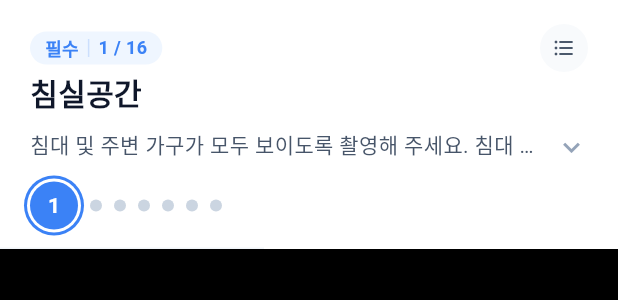
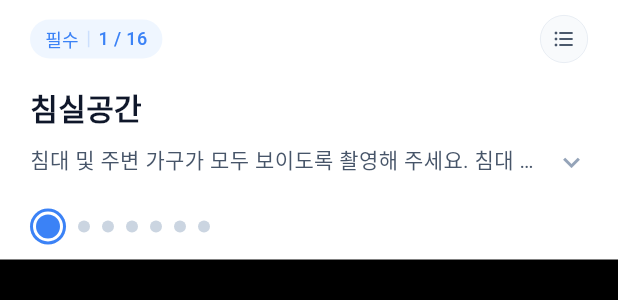
Before and after one commit to grey-dotcom/local_grey, a Flutter app: the GuideCard widget shown alone on an empty page, opened directly with empty values, on a phone screen of 412 x 824 dp. Shown: the top 300 px of the screen. Run offline on Flutter 3.47's test engine with Material 3 defaults, Android fonts, the phone set to English and light mode, and no system bars; our stand-ins replace web; missing offline and left inert: dart:js_interop, dart:ui_web; Roboto replaces fonts that are missing (Spoqa Han Sans Neo).

Commit message:
[prototype_cam] 시안 A 반영 - 가이드카드 레이아웃 수정
배포 일시: 2026-03-16 15:46:08

브랜치: develop

모듈: app/flutter/prototype_cam

```diff
--- a/app/flutter/prototype_cam/lib/widgets/guide_card.dart
+++ b/app/flutter/prototype_cam/lib/widgets/guide_card.dart
@@ -5,14 +5,31 @@ import '../utils/app_theme.dart';
 
 const _font = 'Spoqa Han Sans Neo';
 
-/// 가이드 카드
+/// 가이드 카드 — 4구역 레이아웃
 /// ┌──────────────────────────────────────────┐
-/// │ [필수|선택  n/N]                  [≡]     │
-/// │ 업무도안 title (1줄 말줄임)               │
-/// │ contents (기본: 40px 고정 / 확장: 전체)  │
+/// │ (1) NavBar (헤더) — capture_screen.dart  │
 /// ├──────────────────────────────────────────┤
-/// │  ◦  [②]  ◦  ◦  ◦   페이지네이션         │
+/// │ (2) [필수|선택  n/N]            [≡]      │  padding top/bottom 10px
+/// ├──────────────────────────────────────────┤  ↕ 20px (10+10)
+/// │ (3) 업무도안 title                        │  padding top 10px (배지→타이틀 5px 내부)
+/// │     contents (기본 1줄 / 확장 전체)       │  padding bottom 10px
+/// ├──────────────────────────────────────────┤  ↕ 20px (10+10)
+/// │ (4) ← 캐러셀 가로 스크롤 영역 →          │  padding top/bottom 10px
+/// │     ✓  ✓  ●  ·  ·  ·  ·                 │
 /// └──────────────────────────────────────────┘
+// [시안 A 반영]
+// - 배지 height 26px 고정
+// - 배지 font weight w500
+// - 캐러셀 현재 도트: Stack으로 파랑원+흰링+파랑링 레이어 명시
+// - 캐러셀 Row crossAxisAlignment: center
+// - 캐러셀 하단 라인 제거
+// - 리스트 버튼 border 0.5px solid #E2E8F0
+// [레이아웃 수정] (2)(3)(4) 상하 패딩 각 10px
+// → 영역 간 마진 = 10(하단) + 10(상단) = 20px
+// [버그 수정 노트] 현재 도트 boxShadow → Stack 방식으로 전환
+// boxShadow spreadRadius는 바깥으로 퍼지는 방식이라
+// 흰 링이 파랑 링을 가리는 레이어 구조를 만들 수 없음.
+// Stack으로 파랑 링(24px) → 흰 링(20px) → 파랑 원(16px) 순으로 명시적 레이어링.
 class GuideCard extends StatelessWidget {
   final VoidCallback onListTap;
   const GuideCard({super.key, required this.onListTap});
@@ -35,9 +52,10 @@ class GuideCard extends StatelessWidget {
             mainAxisSize: MainAxisSize.min,
             crossAxisAlignment: CrossAxisAlignment.start,
             children: [
-              // ── 1행: 배지 + 리스트 버튼 ──
+              // ── (2) 배지 + 리스트 버튼 ──────────────────────
+              // [레이아웃] padding top 10, bottom 10
               Padding(
-                padding: const EdgeInsets.fromLTRB(20, 16, 20, 0),
+                padding: const EdgeInsets.fromLTRB(20, 10, 20, 10),
                 child: Row(
                   children: [
                     _Badge(
@@ -52,11 +70,17 @@ class GuideCard extends StatelessWidget {
                 ),
               ),
 
-              // ── 2행: 타이틀 ──
-              // React: h=25px (20px × 1.25) 고정 — 글자 수에 관계없이 높이 동일
+              // ── (3) 타이틀 + contents ─────────────────────────
+              // [레이아웃] (3) 전체 padding top 10, bottom 10
+              // 내부 배지→타이틀 5px 마진은 title padding-top으로 유지
               Padding(
-                padding: const EdgeInsets.fromLTRB(20, 4, 20, 0),
-                child: SizedBox(
+                padding: const EdgeInsets.fromLTRB(20, 10, 20, 10),
+                child: Column(
+                  mainAxisSize: MainAxisSize.min,
+                  crossAxisAlignment: CrossAxisAlignment.start,
+                  children: [
+                    // (3-a) 타이틀
+                    SizedBox(
                       height: 25,
                       child: Text(
                         item.title,
@@ -73,13 +97,9 @@ class GuideCard extends StatelessWidget {
                         ),
                       ),
                     ),
-              ),
-
-              // ── 3행: contents + 드롭다운 버튼 ──
-              // 기본: 1줄 고정(height:40) → 드롭다운 선택 시 아코디언으로 전체 표시
-              Padding(
-                padding: const EdgeInsets.fromLTRB(20, 8, 20, 0),
-                child: Row(
+                    const SizedBox(height: 8),
+                    // (3-b) contents + 드롭다운
+                    Row(
                       crossAxisAlignment: CrossAxisAlignment.start,
                       children: [
                         Expanded(
@@ -88,7 +108,7 @@ class GuideCard extends StatelessWidget {
                             curve: Curves.easeInOut,
                             alignment: Alignment.topLeft,
                             child: SizedBox(
-                          height: isExpanded ? null : 23,  // 14px × 1.625 = 22.75 ≈ 23
+                              height: isExpanded ? null : 23,
                               child: Text(
                                 item.contents,
                                 key: ValueKey('contents_${item.id}'),
@@ -100,7 +120,7 @@ class GuideCard extends StatelessWidget {
                                   fontFamily: _font,
                                   color: Color(0xFF475569),
                                   fontSize: 14,
-                              height: 1.625,  // line-height: 22.75px (Figma)
+                                  height: 1.625,
                                   leadingDistribution: TextLeadingDistribution.even,
                                 ),
                               ),
@@ -125,15 +145,23 @@ class GuideCard extends StatelessWidget {
                         ),
                       ],
                     ),
+                  ],
+                ),
               ),
 
-              // ── 페이지네이션 ──
+              // ── (4) 캐러셀 — 가로 스크롤 독립 영역 ───────────
+              // [레이아웃] padding top 10, bottom 10
+              // [시안 A] 하단 라인 제거
+              // [정책] SingleChildScrollView로 캐러셀 영역을 분리.
+              // 상위 _SwipeDetector(카메라 영역)는 Expanded 안에 있으므로
+              // 이 영역과 스와이프 충돌 없음.
               Container(
-                padding: const EdgeInsets.fromLTRB(20, 12, 20, 12),
-                decoration: const BoxDecoration(
-                  border: Border(bottom: BorderSide(color: Color(0xFFF1F5F9))),
+                padding: const EdgeInsets.fromLTRB(0, 10, 0, 10),
+                child: SingleChildScrollView(
+                  scrollDirection: Axis.horizontal,
+                  padding: const EdgeInsets.symmetric(horizontal: 20),
+                  child: _PaginationRow(provider: provider),
                 ),
-                child: _PaginationRow(provider: provider),
               ),
             ],
           ),
@@ -144,6 +172,7 @@ class GuideCard extends StatelessWidget {
 }
 
 // ── 배지: [필수|선택  n/N] ─────────────────────────────────
+// [시안 A] height 26px 고정, font weight w500
 class _Badge extends StatelessWidget {
   final String label;
   final int n;
@@ -163,7 +192,8 @@ class _Badge extends StatelessWidget {
     final dividerColor = mandatory ? AppTheme.blue.withAlpha(50) : AppTheme.gray.withAlpha(60);
 
     return Container(
-      padding: const EdgeInsets.symmetric(horizontal: 10, vertical: 4),
+      height: 26,
+      padding: const EdgeInsets.symmetric(horizontal: 10),
       decoration: BoxDecoration(
         color: bgColor,
         borderRadius: BorderRadius.circular(20),
@@ -176,11 +206,11 @@ class _Badge extends StatelessWidget {
                 fontFamily: _font,
                 color: textColor,
                 fontSize: 12,
-                fontWeight: FontWeight.w700,
+                fontWeight: FontWeight.w500,
                 height: 1.2,
               )),
           Container(
-            width: 1, height: 12,
+            width: 1, height: 11,
             margin: const EdgeInsets.symmetric(horizontal: 6),
             color: dividerColor,
           ),
@@ -189,7 +219,7 @@ class _Badge extends StatelessWidget {
                 fontFamily: _font,
                 color: textColor,
                 fontSize: 12,
-                fontWeight: FontWeight.w700,
+                fontWeight: FontWeight.w500,
                 height: 1.2,
               )),
         ],
@@ -199,6 +229,7 @@ class _Badge extends StatelessWidget {
 }
 
 // ── 리스트 버튼 (≡) ────────────────────────────────────────
+// [시안 A] border 0.5px solid #E2E8F0, 외곽 32px, 내부 아이콘 16px
 class _ListButton extends StatelessWidget {
   final VoidCallback onTap;
   const _ListButton({required this.onTap});
@@ -210,9 +241,13 @@ class _ListButton extends StatelessWidget {
       behavior: HitTestBehavior.opaque,
       child: Container(
         width: 32, height: 32,
-        decoration: const BoxDecoration(
-          color: Color(0xFFF8FAFC),
+        decoration: BoxDecoration(
+          color: const Color(0xFFF8FAFC),
           shape: BoxShape.circle,
+          border: Border.all(
+            color: const Color(0xFFE2E8F0),
+            width: 0.5,
+          ),
         ),
         child: const Center(
           child: Icon(Icons.format_list_bulleted_rounded, color: Color(0xFF475569), size: 16),
@@ -223,6 +258,7 @@ class _ListButton extends StatelessWidget {
 }
 
 // ── 페이지네이션 Row ────────────────────────────────────────
+// [정책] 가로 스크롤 컨테이너 내부. 도트 간격 margin right 8.
 class _PaginationRow extends StatelessWidget {
   final CaptureProvider provider;
   const _PaginationRow({required this.provider});
@@ -232,6 +268,7 @@ class _PaginationRow extends StatelessWidget {
     final items = provider.currentItems;
     return Row(
       mainAxisSize: MainAxisSize.min,
+      crossAxisAlignment: CrossAxisAlignment.center,
       children: List.generate(items.length, (i) {
         final isCurrent = i == provider.itemIndex;
         final isDone = provider.isItemCaptured(items[i].id);
@@ -239,7 +276,7 @@ class _PaginationRow extends StatelessWidget {
           onTap: () => provider.jumpToItem(provider.groupIndex, i),
           child: Container(
             margin: const EdgeInsets.only(right: 8),
-            child: _PaginationDot(index: i + 1, isCurrent: isCurrent, isDone: isDone),
+            child: _PaginationDot(isCurrent: isCurrent, isDone: isDone),
           ),
         );
       }),
@@ -247,46 +284,61 @@ class _PaginationRow extends StatelessWidget {
   }
 }
 
+// ── 페이지네이션 도트 ─────────────────────────────────────
+// [시안 A]
+//   현재  : Stack 24px
+//            파랑 원(24) → 흰 원(20) → 파랑 원(16)
+//   완료  : 파란 원 20×20 + ✓ (size 11)
+//   미촬영: 회색 점 8×8
 class _PaginationDot extends StatelessWidget {
-  final int index;
   final bool isCurrent;
   final bool isDone;
-  const _PaginationDot({required this.index, required this.isCurrent, required this.isDone});
+  const _PaginationDot({required this.isCurrent, required this.isDone});
 
   @override
   Widget build(BuildContext context) {
     if (isCurrent) {
-      return Container(
-        width: 32, height: 32,
+      return SizedBox(
+        width: 24, height: 24,
+        child: Stack(
+          alignment: Alignment.center,
+          children: [
+            // 가장 바깥: 파랑 링
+            Container(
+              width: 24, height: 24,
               decoration: BoxDecoration(
                 color: AppTheme.blue,
                 shape: BoxShape.circle,
-          boxShadow: [
-            BoxShadow(color: Colors.black.withAlpha(13), blurRadius: 2, offset: const Offset(0, 1)),
-            BoxShadow(color: AppTheme.blue, blurRadius: 0, spreadRadius: 4),
-            const BoxShadow(color: Colors.white, blurRadius: 0, spreadRadius: 2),
+              ),
+            ),
+            // 중간: 흰 링
+            Container(
+              width: 20, height: 20,
+              decoration: const BoxDecoration(
+                color: Colors.white,
+                shape: BoxShape.circle,
+              ),
+            ),
+            // 안쪽: 파랑 원
+            Container(
+              width: 16, height: 16,
+              decoration: BoxDecoration(
+                color: AppTheme.blue,
+                shape: BoxShape.circle,
+              ),
+            ),
           ],
-        ),
-        child: Center(
-          child: Text('$index',
-              style: const TextStyle(
-                fontFamily: _font,
-                color: Colors.white,
-                fontSize: 14,
-                fontWeight: FontWeight.w700,
-                height: 1.0,
-              )),
         ),
       );
     }
     if (isDone) {
       return Container(
-        width: 24, height: 24,
+        width: 20, height: 20,
         decoration: BoxDecoration(
           color: AppTheme.blue,
           shape: BoxShape.circle,
         ),
-        child: const Icon(Icons.check_rounded, size: 14, color: Colors.white),
+        child: const Icon(Icons.check_rounded, size: 11, color: Colors.white),
       );
     }
     return Container(
```
Also changed, not shown: app/flutter/prototype_cam/lib/providers/capture_provider.dart (+9 -20 lines), app/flutter/prototype_cam/lib/screens/capture_screen.dart (+23 -29 lines), app/flutter/prototype_cam/lib/widgets/capture_controls.dart (+2 -52 lines). Lines whose indentation alone changed are shown as unchanged.
